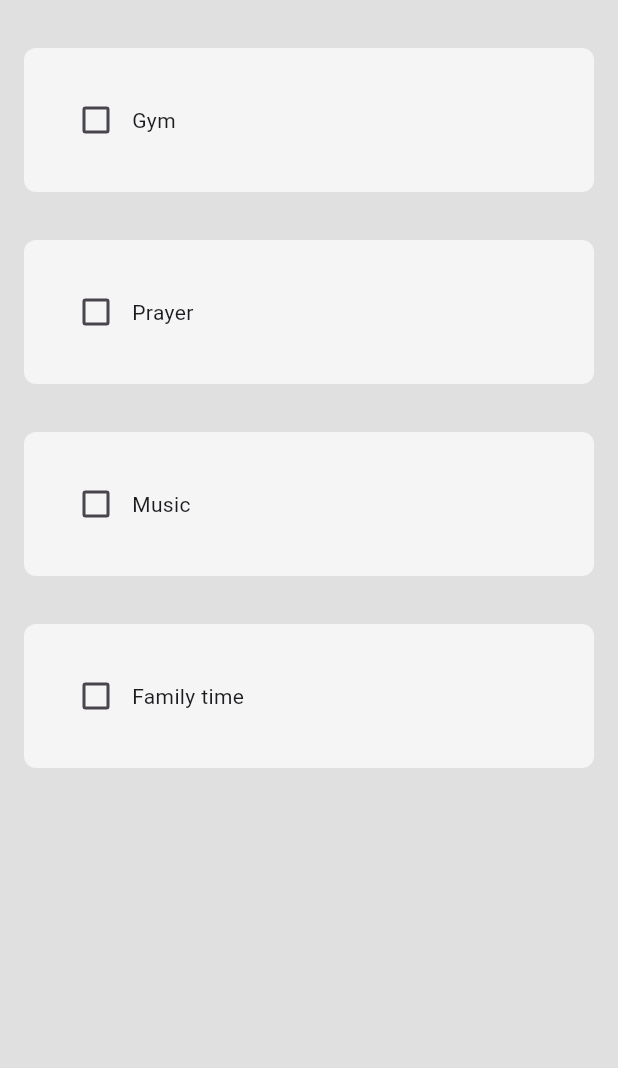
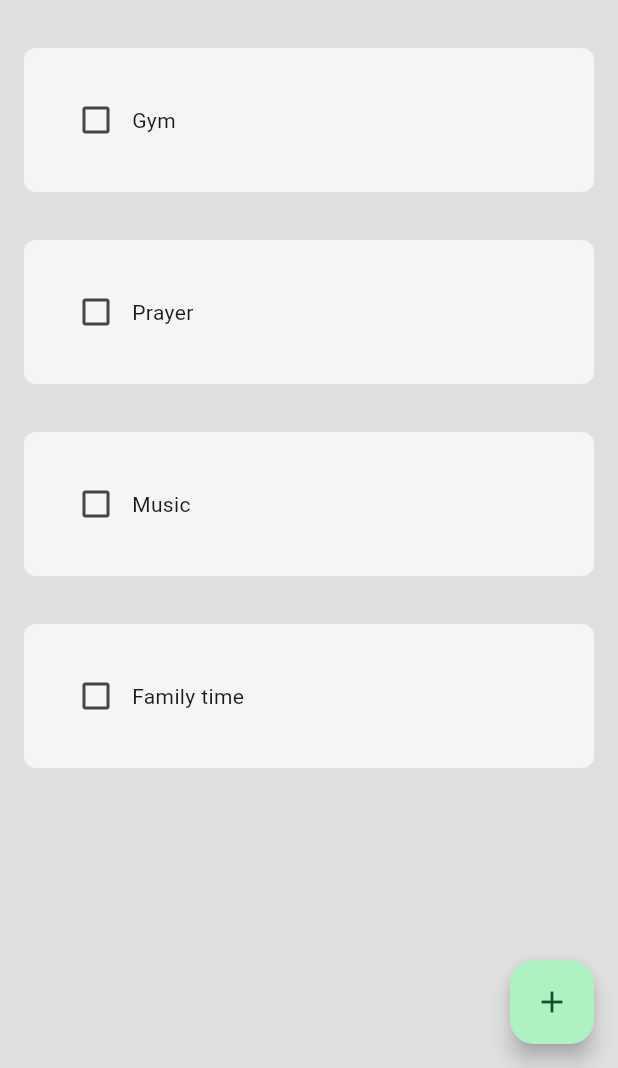
Before and after one commit to abenezerregasa/habit_tracker, a Flutter app: the screen it shows after launch, on a phone screen of 412 x 824 dp, the part 168-1236 px from its top. Run offline on Flutter 3.47's test engine with Material 3 defaults, Android fonts, the phone set to English and light mode, and no system bars.

```diff
--- /dev/null
+++ b/lib/components/my_fab.dart
@@ -0,0 +1,18 @@
+import 'package:flutter/material.dart';
+
+class MyFloatingActionButton extends StatelessWidget {
+  final Function()? onPressed;
+    const MyFloatingActionButton({super.key, required this.onPressed});
+
+
+
+  @override
+  Widget build(BuildContext context) {
+    return FloatingActionButton(onPressed: onPressed,
+
+    child: Icon(Icons.add),
+
+
+    );
+  }
+}
--- a/lib/main.dart
+++ b/lib/main.dart
@@ -16,7 +16,7 @@ class MyApp extends StatelessWidget {
       title: 'Flutter Demo',
       theme: ThemeData(
 
-        colorScheme: ColorScheme.fromSeed(seedColor: Colors.deepPurple),
+        colorScheme: ColorScheme.fromSeed(seedColor: const Color.fromARGB(255, 2, 75, 41)),
       ),
       home: HomePage()
     );
```
Also changed, not shown: lib/components/new_habit_box.dart (added, +34 -0 lines), lib/pages/home_pages.dart (+35 -1 lines).
